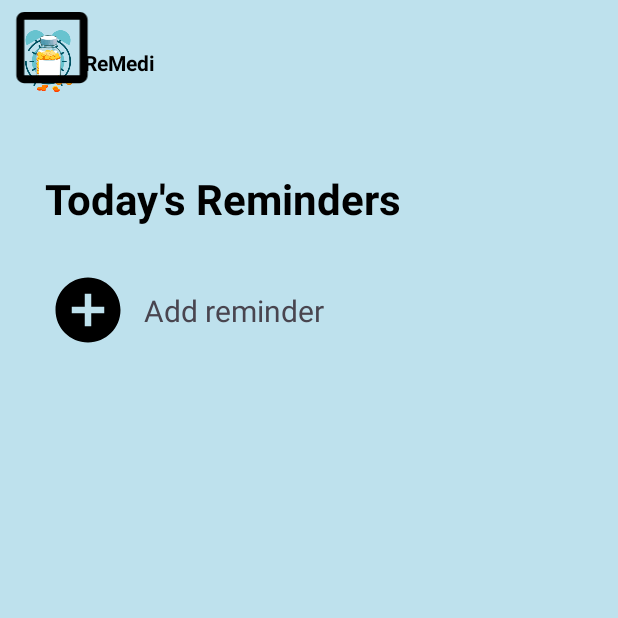
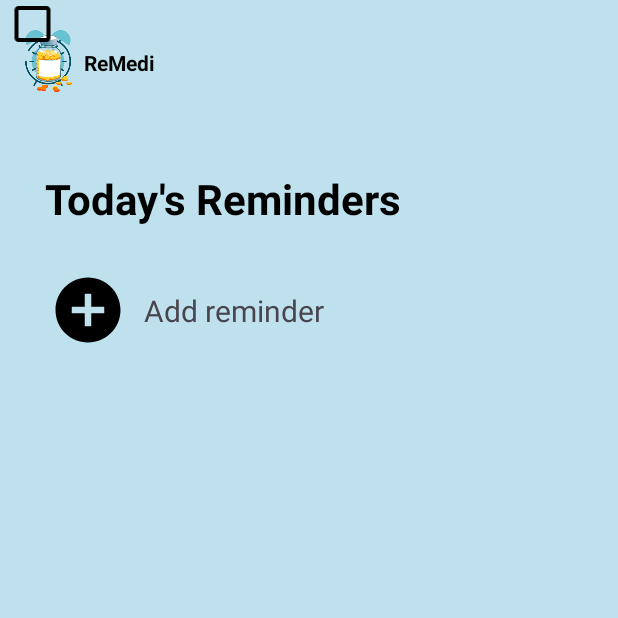
Before and after one commit to FantomCode25/Stranger-Strings, an Android app: the screen it shows after launch (MainActivity), on a phone screen of 412 x 824 dp, the top half of it. Run offline under Robolectric (Android 15) with nearby library versions, the phone set to English and light mode, and no system bars.

Commit message:
checkbox commit2

```diff
--- a/app/src/main/res/layout/activity_main.xml
+++ b/app/src/main/res/layout/activity_main.xml
@@ -78,8 +78,8 @@
 
     <ImageView
         android:id="@+id/imageView4"
-        android:layout_width="69dp"
-        android:layout_height="63dp"
+        android:layout_width="43dp"
+        android:layout_height="32dp"
         android:src="@drawable/baseline_check_box_outline_blank_24"
         tools:layout_editor_absoluteX="282dp"
         tools:layout_editor_absoluteY="264dp" />
--- /dev/null
+++ b/app/src/main/res/values-land/dimens.xml
@@ -0,0 +1,3 @@
+<resources>
+    <dimen name="fab_margin">48dp</dimen>
+</resources>
--- /dev/null
+++ b/app/src/main/res/values-v23/themes.xml
@@ -0,0 +1,9 @@
+<resources xmlns:tools="http://schemas.android.com/tools">
+
+    <style name="Theme.ReMedi_final" parent="Base.Theme.ReMedi_final">
+        <!-- Transparent system bars for edge-to-edge. -->
+        <item name="android:navigationBarColor">@android:color/transparent</item>
+        <item name="android:statusBarColor">@android:color/transparent</item>
+        <item name="android:windowLightStatusBar">?attr/isLightTheme</item>
+    </style>
+</resources>
--- /dev/null
+++ b/app/src/main/res/values-w1240dp/dimens.xml
@@ -0,0 +1,3 @@
+<resources>
+    <dimen name="fab_margin">200dp</dimen>
+</resources>
--- /dev/null
+++ b/app/src/main/res/values-w600dp/dimens.xml
@@ -0,0 +1,3 @@
+<resources>
+    <dimen name="fab_margin">48dp</dimen>
+</resources>
--- /dev/null
+++ b/app/src/main/res/values/dimens.xml
@@ -0,0 +1,3 @@
+<resources>
+    <dimen name="fab_margin">16dp</dimen>
+</resources>
```
Also changed, not shown: app/src/main/res/navigation/nav_graph.xml (added, +28 -0 lines), app/src/main/res/navigation/nav_graph2.xml (added, +28 -0 lines).
